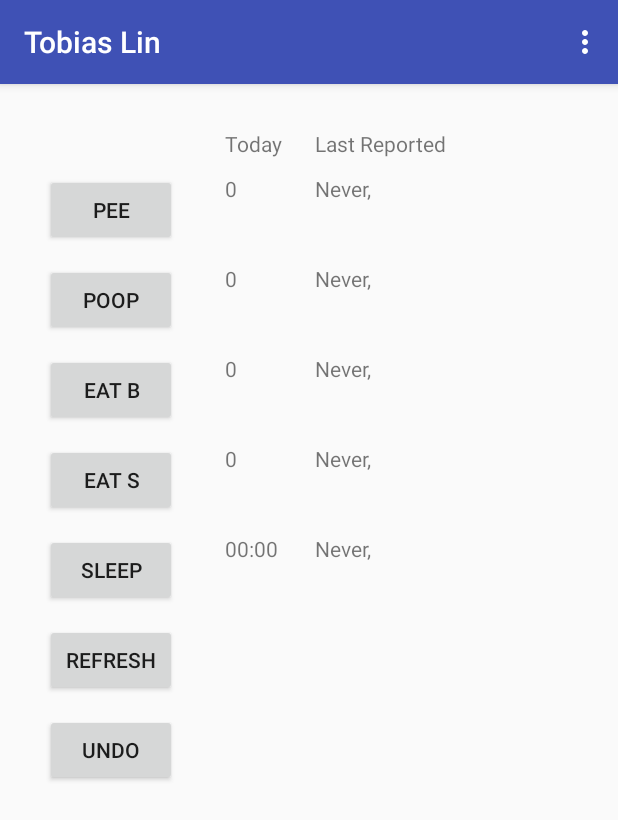
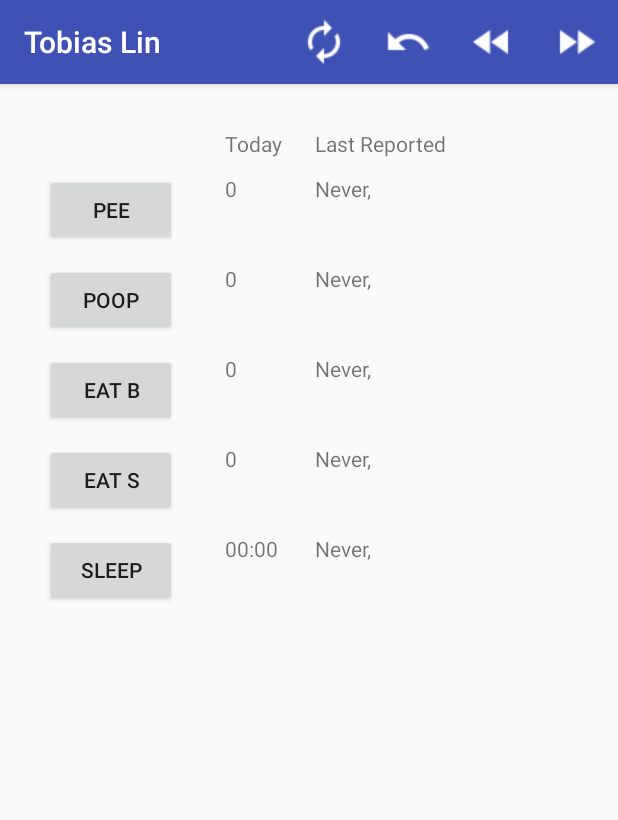
Before and after one commit to OppArtemis/Hypnos, an Android app: the screen it shows after launch once a user with an empty profile is signed in (MainActivity), on a phone screen of 412 x 824 dp. Shown: the top 820 px of the screen. Run offline under Robolectric (Android 15) with nearby library versions, the phone set to English and light mode, and no system bars; our stand-ins replace Firebase (no records; nobody signed in at launch, a user with empty details on screens opened directly); libraries missing offline, so code that uses them is left out: com.firebase.ui, com.google.api.client.

Commit message:
Cleaned up UI

```diff
--- a/Hypnos/app/build.gradle
+++ b/Hypnos/app/build.gradle
@@ -24,6 +24,9 @@ android {
 dependencies {
     compile fileTree(include: ['*.jar'], dir: 'libs')
 //    compile project(path: ':logic', configuration: 'android-endpoints')
+
+//    // date time picker from https://github.com/jjobes/SlideDateTimePicker
+//    compile project(':slideDateTimePicker')
 
     // async network functionalities
     compile 'com.mcxiaoke.volley:library:1.0.19'
--- a/Hypnos/app/src/main/java/com/artemis/hypnos/android/DatabaseHandle.java
+++ b/Hypnos/app/src/main/java/com/artemis/hypnos/android/DatabaseHandle.java
@@ -164,9 +164,9 @@ public class DatabaseHandle {
         }
     }
 
-    public void addLogEntry(String activityType, long nowMs) {
-        ActivityHandle newEntryToAdd = new ActivityHandle(activityType, userProfile.returnFirstName(), nowMs);
-        DatabaseReference pathToAdd = refLogRootNode.child(activityType).child(Long.toString(nowMs));
+    public void addLogEntry(String activityType, long currentMs, long logMs) {
+        ActivityHandle newEntryToAdd = new ActivityHandle(activityType, userProfile.returnFirstName(), logMs); // which may be different than the one saved
+        DatabaseReference pathToAdd = refLogRootNode.child(activityType).child(Long.toString(currentMs)); // log entry is the current one
 
         // check the state for this activity. if the activity is switching to state '0', then make
         // a new entry. otherwise, find the existing one and update it
@@ -205,13 +205,20 @@ public class DatabaseHandle {
             logType.logPush(newPost, newPath);
         }
 
-        updateUI(Calendar.getInstance(), logType);
+        Calendar calendar = Calendar.getInstance();
+        calendar.add(Calendar.DATE, -1);
+        updateUI(calendar, logType, true);
     }
 
-    public void updateUI(Calendar today, ActivityClass logType) {
+    public void updateUI(Calendar today, ActivityClass logType, boolean isToday) {
         long timePoint_Old = babyProfile.newDayTimeLong(today) - 86400000;
         long timePoint_Start = babyProfile.newDayTimeLong(today);
         long timePoint_End = babyProfile.newDayTimeLong(today) + 86400000;
+
+        if (isToday) { // if today is the timepoint of interest, then don't have an upper bound
+            timePoint_End = timePoint_End + 86400000;
+        }
+
         logType.findTotalToday(timePoint_Old, timePoint_Start, timePoint_End);
 
         // update baby state
@@ -258,23 +265,23 @@ public class DatabaseHandle {
 
                     switch (oldPost.getActivityType()) {
                         case PEE:
-                            addLogEntry(oldPost.getActivityType().toString(), oldPost.getTimeMs());
+                            addLogEntry(oldPost.getActivityType().toString(), oldPost.getTimeMs(), oldPost.getTimeMs());
                             break;
 
                         case POOP:
-                            addLogEntry(oldPost.getActivityType().toString(), oldPost.getTimeMs());
+                            addLogEntry(oldPost.getActivityType().toString(), oldPost.getTimeMs(), oldPost.getTimeMs());
                             break;
 
                         case EAT:
-                            addLogEntry("EAT B", oldPost.getTimeMs());
+                            addLogEntry("EAT B", oldPost.getTimeMs(), oldPost.getTimeMs());
                             break;
 
                         case SLEEP:
-                            addLogEntry(oldPost.getActivityType().toString(), oldPost.getTimeMs());
+                            addLogEntry(oldPost.getActivityType().toString(), oldPost.getTimeMs(), oldPost.getTimeMs());
                             break;
 
                         case WAKE:
-                            addLogEntry("SLEEP", oldPost.getTimeMs());
+                            addLogEntry("SLEEP", oldPost.getTimeMs(), oldPost.getTimeMs());
                             break;
                     }
                 }
--- a/Hypnos/app/src/main/res/layout/content_main.xml
+++ b/Hypnos/app/src/main/res/layout/content_main.xml
@@ -218,32 +218,12 @@
         android:layout_marginLeft="@dimen/horizontal_totaltoday_to_lastreportedtime"
         android:layout_marginTop="@dimen/vertical_totaltoday_to_lastreportedtime" />
 
-    <Button
-        android:id="@+id/btnRefresh"
+    <TextView
+        android:id="@+id/txtDetailsList"
         android:layout_width="wrap_content"
         android:layout_height="wrap_content"
         android:layout_alignLeft="@+id/btnSleep"
         android:layout_alignTop="@+id/btnSleep"
         android:layout_marginLeft="@dimen/horizontal_between_activitytypes"
-        android:layout_marginTop="@dimen/vertical_between_activitytypes"
-        android:text="Refresh"/>
-
-    <Button
-        android:id="@+id/btnUndo"
-        android:layout_width="wrap_content"
-        android:layout_height="wrap_content"
-        android:layout_alignLeft="@+id/btnRefresh"
-        android:layout_alignTop="@+id/btnRefresh"
-        android:layout_marginLeft="@dimen/horizontal_between_activitytypes"
-        android:layout_marginTop="@dimen/vertical_between_activitytypes"
-        android:text="Undo"/>
-
-    <TextView
-        android:id="@+id/txtDetailsList"
-        android:layout_width="wrap_content"
-        android:layout_height="wrap_content"
-        android:layout_alignLeft="@+id/btnUndo"
-        android:layout_alignTop="@+id/btnUndo"
-        android:layout_marginLeft="@dimen/horizontal_button_to_totaltoday"
-        android:layout_marginTop="@dimen/vertical_button_to_totaltoday"/>
+        android:layout_marginTop="@dimen/vertical_between_activitytypes"/>
 </RelativeLayout>
--- a/Hypnos/app/src/main/res/menu/menu_main.xml
+++ b/Hypnos/app/src/main/res/menu/menu_main.xml
@@ -1,10 +1,38 @@
 <menu xmlns:android="http://schemas.android.com/apk/res/android"
-    xmlns:app="http://schemas.android.com/apk/res-auto"
+    xmlns:hypnos="http://schemas.android.com/apk/res-auto"
     xmlns:tools="http://schemas.android.com/tools"
     tools:context="com.artemis.hypnos.android.MainActivity2">
+
     <item
-        android:id="@+id/action_settings"
-        android:orderInCategory="100"
-        android:title="@string/action_settings"
-        app:showAsAction="never" />
+        android:id="@+id/action_refresh"
+        android:icon="@drawable/ic_autorenew_white_24dp"
+        android:title="DateRefresh"
+        hypnos:showAsAction="always" />
+
+    <item
+        android:id="@+id/action_undo"
+        android:icon="@drawable/ic_undo_white_24dp"
+        android:title="Undo"
+        hypnos:showAsAction="always" />
+
+    <item
+        android:id="@+id/action_back"
+        android:icon="@drawable/ic_fast_rewind_white_24dp"
+        android:title="DateBack"
+        hypnos:showAsAction="always" />
+
+    <item
+        android:id="@+id/action_forward"
+        android:icon="@drawable/ic_fast_forward_white_24dp"
+        android:title="DateForward"
+        hypnos:showAsAction="always" />
+
+
+    <!--<item-->
+        <!--android:id="@+id/action_settings"-->
+        <!--android:orderInCategory="100"-->
+        <!--android:title="@string/action_settings"-->
+        <!--hypnos:showAsAction="never" />-->
+
+
 </menu>
--- a/Hypnos/settings.gradle
+++ b/Hypnos/settings.gradle
@@ -1 +1,2 @@
 include ':app'
+//include ':slideDateTimePicker'
```
Also changed, not shown: Hypnos/app/src/main/java/com/artemis/hypnos/android/ActivityClass.java (+22 -4 lines), Hypnos/app/src/main/java/com/artemis/hypnos/android/MainActivity.java (+91 -144 lines), Hypnos/app/src/main/res/drawable/ic_autorenew_white_24dp.png (added), Hypnos/app/src/main/res/drawable/ic_fast_forward_white_24dp.png (added), Hypnos/app/src/main/res/drawable/ic_fast_rewind_white_24dp.png (added), Hypnos/app/src/main/res/drawable/ic_undo_white_24dp.png (added).
